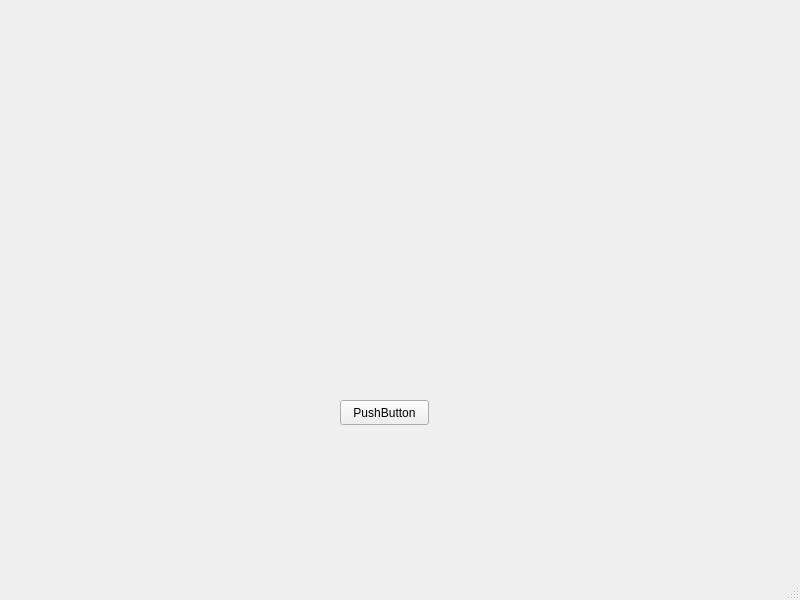
Above: MainWindow/src/MainWindow/mainwindow.ui from Rodelph/Dicom-Image-Converter before the change. Below: the same form after it.
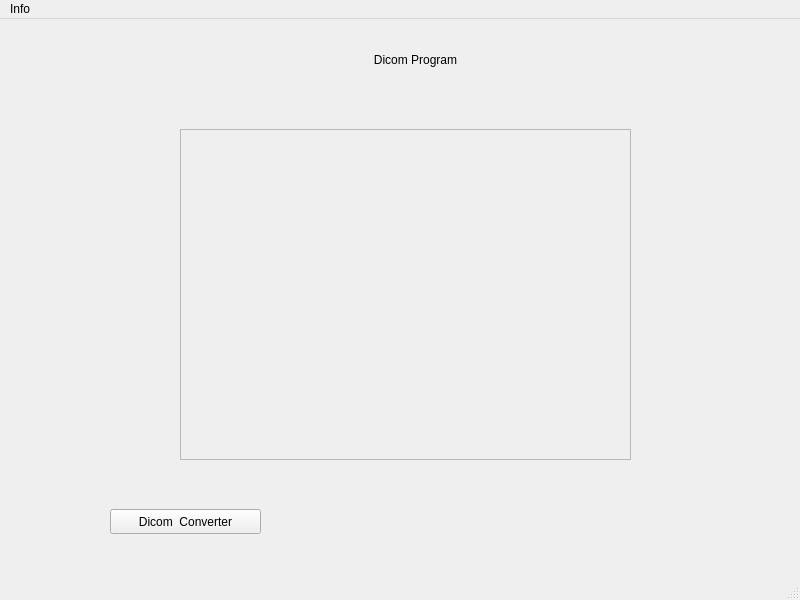
That is the form after the change.

Patch:
```diff
--- a/MainWindow/src/MainWindow/mainwindow.ui
+++ b/MainWindow/src/MainWindow/mainwindow.ui
@@ -17,14 +17,46 @@
    <widget class="QPushButton" name="procBtn">
     <property name="geometry">
      <rect>
-      <x>340</x>
-      <y>400</y>
-      <width>89</width>
+      <x>110</x>
+      <y>490</y>
+      <width>151</width>
       <height>25</height>
      </rect>
     </property>
     <property name="text">
-     <string>PushButton</string>
+     <string>Dicom  Converter</string>
+    </property>
+   </widget>
+   <widget class="QLabel" name="label">
+    <property name="geometry">
+     <rect>
+      <x>320</x>
+      <y>20</y>
+      <width>191</width>
+      <height>41</height>
+     </rect>
+    </property>
+    <property name="text">
+     <string>Dicom Program</string>
+    </property>
+    <property name="alignment">
+     <set>Qt::AlignCenter</set>
+    </property>
+   </widget>
+   <widget class="QFrame" name="frame">
+    <property name="geometry">
+     <rect>
+      <x>180</x>
+      <y>110</y>
+      <width>451</width>
+      <height>331</height>
+     </rect>
+    </property>
+    <property name="frameShape">
+     <enum>QFrame::StyledPanel</enum>
+    </property>
+    <property name="frameShadow">
+     <enum>QFrame::Raised</enum>
     </property>
    </widget>
   </widget>
@@ -37,6 +69,15 @@
      <height>22</height>
     </rect>
    </property>
+   <widget class="QMenu" name="menuInfo">
+    <property name="title">
+     <string>Info</string>
+    </property>
+    <addaction name="actionAbout_us"/>
+    <addaction name="separator"/>
+    <addaction name="actionProgram_version"/>
+   </widget>
+   <addaction name="menuInfo"/>
   </widget>
   <widget class="QStatusBar" name="statusbar"/>
  </widget>
```
Left out of the diff: 10 changed lines with no effect on the pictures.
